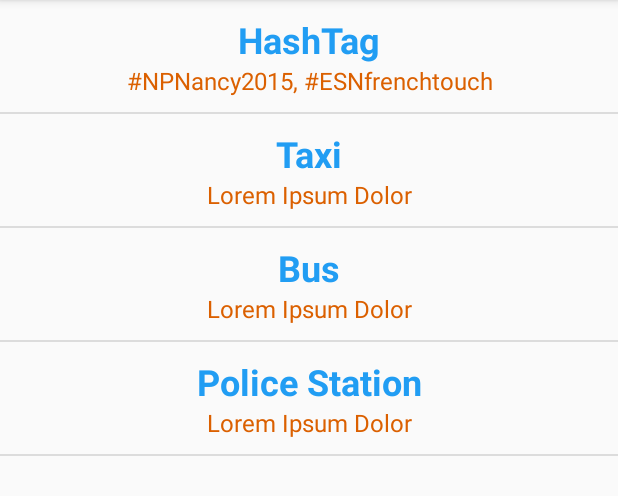
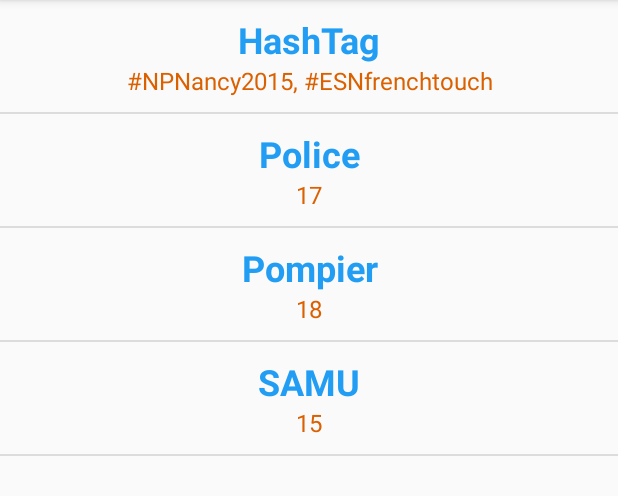
Before and after one commit to ESNFranceG33kTeam/np_nancy_15, an Android app: the fragment TipsFragment shown on its own in the app's theme, on a phone screen of 412 x 824 dp, the part 84-580 px from its top. Run offline under Robolectric (Android 15) with nearby library versions, the light colour scheme and no system bars.

```diff
--- a/app/build.gradle
+++ b/app/build.gradle
@@ -8,8 +8,8 @@ android {
         applicationId "org.esn.geekteam.npnancy15"
         minSdkVersion 14
         targetSdkVersion 20
-        versionCode 8
-        versionName "0.43"
+        versionCode 9
+        versionName "0.5"
     }
     buildTypes {
         release {
--- a/app/src/main/java/org/esn/geekteam/npnancy15/fragments/OCFragment.java
+++ b/app/src/main/java/org/esn/geekteam/npnancy15/fragments/OCFragment.java
@@ -48,7 +48,8 @@ public class OCFragment extends android.support.v4.app.ListFragment {
         this.OCMembers.add(new OCMember("Mylene", "Fohrer", "0683441546", "Responsable hébergement"));
         this.OCMembers.add(new OCMember("Marion", "Rusterholtz", "0673441739", "Responsable nourriture"));
         this.OCMembers.add(new OCMember("Marion", "Geille", " 0750930624", "Responsable soirée"));
-        this.OCMembers.add(new OCMember("Emma", "Mirgain", "", "Communication"));
+        this.OCMembers.add(new OCMember("Emma", "Mirgain", " 0689310779", "Communication"));
+        this.OCMembers.add(new OCMember("Mohamed", "Hamdaoui", " 0659489603", "Activity Manager"));
         this.OCMembers.add(new OCMember("Florent", "Lenoir", "0607895144", "Chair"));
         this.OCMembers.add(new OCMember("Laura", "Mazi", "0613303219", "Vice-Chair"));
     }
--- a/app/src/main/java/org/esn/geekteam/npnancy15/fragments/TipsFragment.java
+++ b/app/src/main/java/org/esn/geekteam/npnancy15/fragments/TipsFragment.java
@@ -58,9 +58,9 @@ public class TipsFragment extends android.support.v4.app.ListFragment {
     public void initTips(){
         tips = new ArrayList<Tips>();
         tips.add(new Tips("HashTag", "#NPNancy2015, #ESNfrenchtouch"));
-        tips.add(new Tips("Taxi", "Lorem Ipsum Dolor"));
-        tips.add(new Tips("Bus", "Lorem Ipsum Dolor"));
-        tips.add(new Tips("Police Station", "Lorem Ipsum Dolor"));
+        tips.add(new Tips("Police", "17"));
+        tips.add(new Tips("Pompier", "18"));
+        tips.add(new Tips("SAMU", "15"));
     }
 
     class CustomListAdapter extends BaseAdapter {
```
Also changed, not shown: app/src/main/res/drawable/alexandra_tistea.jpg (added), app/src/main/res/drawable/bertrand_kaufmann.jpg (added), app/src/main/res/drawable/carole_eber.jpg (added), app/src/main/res/drawable/emma_mirgain.jpg (added), app/src/main/res/drawable/marion_geille.jpg (added), app/src/main/res/drawable/marion_geille.png (deleted), app/src/main/res/drawable/marion_rusterholtz.jpg (added), app/src/main/res/drawable/mohamed_hamdaoui.jpg (added), app/src/main/res/drawable/mylene_fohrer.jpg (added), app/src/main/res/drawable/rudy_hoarau.jpg (added).
